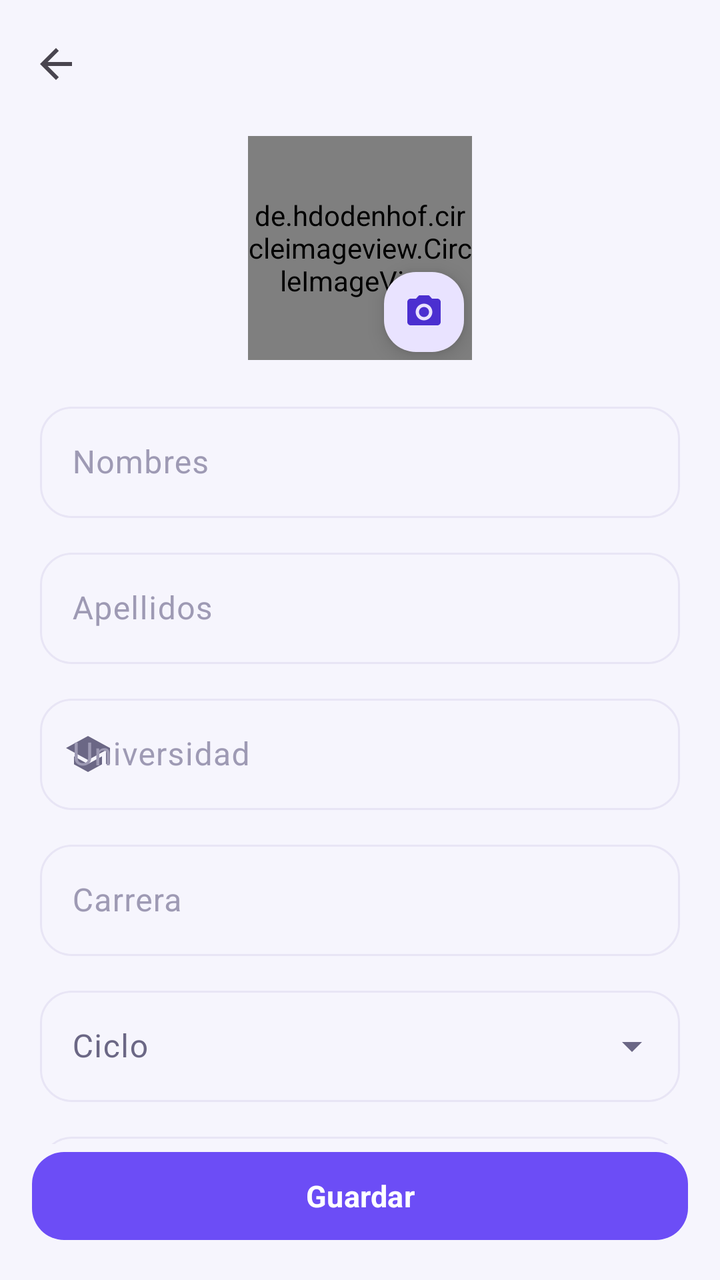
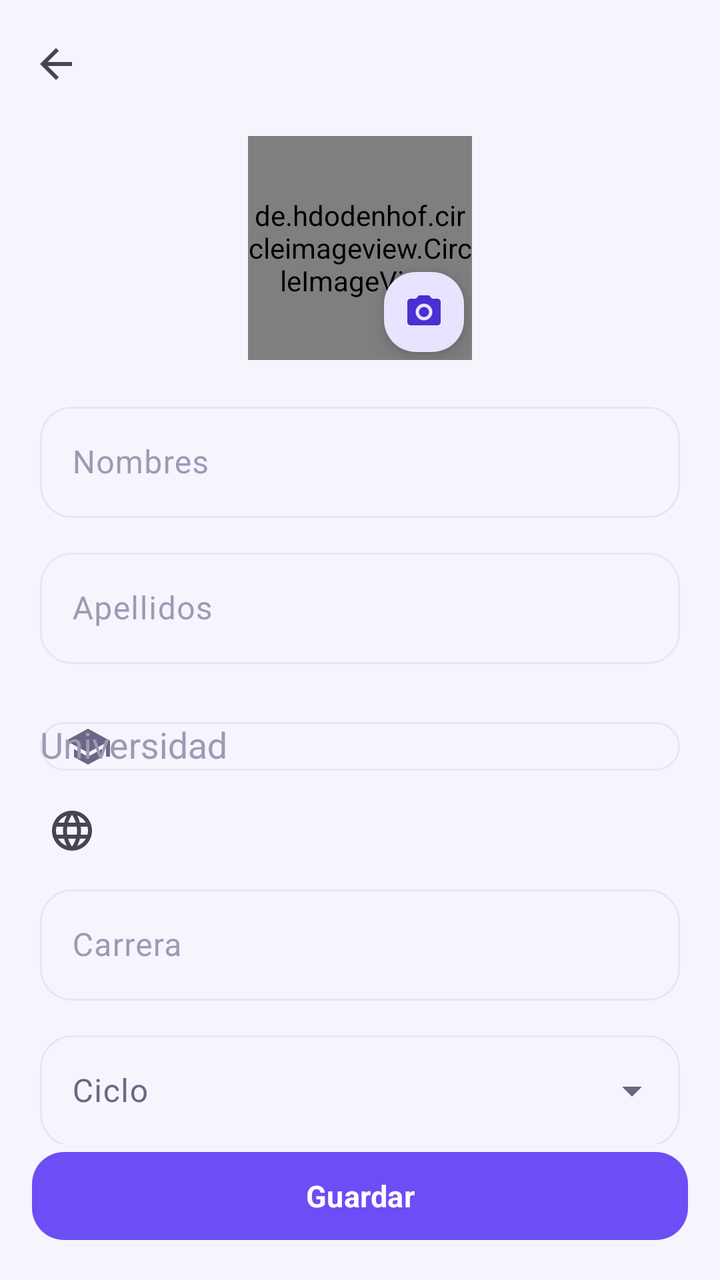

Screens rendered from an Android XML layout before and after an edit, with the pre-edit source and the edit as a unified diff.
<!-- AndroidManifest.xml: application theme Theme.SkillSwap -->
<!-- res/layout/activity_edit_profile.xml -->
<?xml version="1.0" encoding="utf-8"?>
<androidx.constraintlayout.widget.ConstraintLayout
    xmlns:android="http://schemas.android.com/apk/res/android"
    xmlns:app="http://schemas.android.com/apk/res-auto"
    android:layout_width="match_parent"
    android:layout_height="match_parent"
    android:background="?android:colorBackground">

    <include
        android:id="@+id/toolbarInc"
        layout="@layout/layout_toolbar"
        android:layout_width="match_parent"
        android:layout_height="wrap_content"
        app:layout_constraintTop_toTopOf="parent" />

    <androidx.core.widget.NestedScrollView
        android:layout_width="0dp"
        android:layout_height="0dp"
        android:clipToPadding="false"
        android:paddingBottom="24dp"
        app:layout_constraintBottom_toTopOf="@id/btnSave"
        app:layout_constraintEnd_toEndOf="parent"
        app:layout_constraintStart_toStartOf="parent"
        app:layout_constraintTop_toBottomOf="@id/toolbarInc">

        <LinearLayout
            android:layout_width="match_parent"
            android:layout_height="wrap_content"
            android:orientation="vertical"
            android:paddingStart="20dp"
            android:paddingEnd="20dp">

            <FrameLayout
                android:layout_width="wrap_content"
                android:layout_height="wrap_content"
                android:layout_gravity="center_horizontal"
                android:layout_marginTop="4dp">

                <de.hdodenhof.circleimageview.CircleImageView
                    android:id="@+id/imgAvatar"
                    android:layout_width="112dp"
                    android:layout_height="112dp"
                    android:src="@drawable/ic_avatar_placeholder"
                    app:civ_border_color="@color/brand_primary_container"
                    app:civ_border_width="3dp" />

                <com.google.android.material.floatingactionbutton.FloatingActionButton
                    android:id="@+id/fabPhoto"
                    android:layout_width="40dp"
                    android:layout_height="40dp"
                    android:layout_gravity="bottom|end"
                    android:contentDescription="@string/edit"
                    app:fabCustomSize="40dp"
                    app:maxImageSize="20dp"
                    app:srcCompat="@drawable/ic_camera" />
            </FrameLayout>

            <com.google.android.material.progressindicator.LinearProgressIndicator
                android:id="@+id/progressPhoto"
                style="@style/Widget.SkillSwap.Progress"
                android:layout_width="match_parent"
                android:layout_height="wrap_content"
                android:layout_marginTop="10dp"
                android:indeterminate="true"
                android:visibility="gone" />

            <com.google.android.material.textfield.TextInputLayout
                android:id="@+id/tilFirstName"
                style="@style/Widget.SkillSwap.TextInput"
                android:layout_width="match_parent"
                android:layout_height="wrap_content"
                android:layout_marginTop="18dp"
                android:hint="@string/hint_names">

                <com.google.android.material.textfield.TextInputEditText
                    android:id="@+id/edtFirstName"
                    android:layout_width="match_parent"
                    android:layout_height="wrap_content"
                    android:inputType="textPersonName|textCapWords" />
            </com.google.android.material.textfield.TextInputLayout>

            <com.google.android.material.textfield.TextInputLayout
                android:id="@+id/tilLastName"
                style="@style/Widget.SkillSwap.TextInput"
                android:layout_width="match_parent"
                android:layout_height="wrap_content"
                android:layout_marginTop="12dp"
                android:hint="@string/hint_lastnames">

                <com.google.android.material.textfield.TextInputEditText
                    android:id="@+id/edtLastName"
                    android:layout_width="match_parent"
                    android:layout_height="wrap_content"
                    android:inputType="textPersonName|textCapWords" />
            </com.google.android.material.textfield.TextInputLayout>

            <com.google.android.material.textfield.TextInputLayout
                android:id="@+id/tilUniversity"
                style="@style/Widget.SkillSwap.TextInput"
                android:layout_width="match_parent"
                android:layout_height="wrap_content"
                android:layout_marginTop="12dp"
                android:hint="@string/hint_university"
                app:startIconDrawable="@drawable/ic_school">

                <com.google.android.material.textfield.TextInputEditText
                    android:id="@+id/edtUniversity"
                    android:layout_width="match_parent"
                    android:layout_height="wrap_content"
                    android:inputType="textCapWords" />
            </com.google.android.material.textfield.TextInputLayout>

            <com.google.android.material.textfield.TextInputLayout
                android:id="@+id/tilCareer"
                style="@style/Widget.SkillSwap.TextInput"
                android:layout_width="match_parent"
                android:layout_height="wrap_content"
                android:layout_marginTop="12dp"
                android:hint="@string/hint_career">

                <com.google.android.material.textfield.TextInputEditText
                    android:id="@+id/edtCareer"
                    android:layout_width="match_parent"
                    android:layout_height="wrap_content"
                    android:inputType="textCapWords" />
            </com.google.android.material.textfield.TextInputLayout>

            <com.google.android.material.textfield.TextInputLayout
                android:id="@+id/tilCycle"
                style="@style/Widget.Material3.TextInputLayout.OutlinedBox.ExposedDropdownMenu"
                android:layout_width="match_parent"
                android:layout_height="wrap_content"
                android:layout_marginTop="12dp"
                android:hint="@string/hint_cycle">

                <com.google.android.material.textfield.MaterialAutoCompleteTextView
                    android:id="@+id/edtCycle"
                    android:layout_width="match_parent"
                    android:layout_height="wrap_content"
                    android:inputType="none" />
            </com.google.android.material.textfield.TextInputLayout>

            <com.google.android.material.textfield.TextInputLayout
                android:id="@+id/tilDescription"
                style="@style/Widget.SkillSwap.TextInput"
                android:layout_width="match_parent"
                android:layout_height="wrap_content"
                android:layout_marginTop="12dp"
                android:hint="@string/hint_description"
                app:counterEnabled="true"
                app:counterMaxLength="280">

                <com.google.android.material.textfield.TextInputEditText
                    android:id="@+id/edtDescription"
                    android:layout_width="match_parent"
                    android:layout_height="wrap_content"
                    android:gravity="top"
                    android:inputType="textMultiLine|textCapSentences"
                    android:maxLength="280"
                    android:minLines="3" />
            </com.google.android.material.textfield.TextInputLayout>

            <TextView
                android:layout_width="wrap_content"
                android:layout_height="wrap_content"
                android:layout_marginTop="18dp"
                android:text="@string/modality"
                android:textAppearance="@style/TextAppearance.SkillSwap.Section" />

            <com.google.android.material.chip.ChipGroup
                android:id="@+id/chipsModality"
                android:layout_width="match_parent"
                android:layout_height="wrap_content"
                android:layout_marginTop="6dp"
                app:singleSelection="true">

                <com.google.android.material.chip.Chip
                    android:id="@+id/chipPresencial"
                    style="@style/Widget.SkillSwap.Chip.Choice"
                    android:layout_width="wrap_content"
                    android:layout_height="wrap_content"
                    android:text="@string/modality_presencial" />

                <com.google.android.material.chip.Chip
                    android:id="@+id/chipVirtual"
                    style="@style/Widget.SkillSwap.Chip.Choice"
                    android:layout_width="wrap_content"
                    android:layout_height="wrap_content"
                    android:text="@string/modality_virtual" />

                <com.google.android.material.chip.Chip
                    android:id="@+id/chipBoth"
                    style="@style/Widget.SkillSwap.Chip.Choice"
                    android:layout_width="wrap_content"
                    android:layout_height="wrap_content"
                    android:text="@string/modality_both" />
            </com.google.android.material.chip.ChipGroup>

            <TextView
                android:layout_width="wrap_content"
                android:layout_height="wrap_content"
                android:layout_marginTop="18dp"
                android:text="@string/hint_availability"
                android:textAppearance="@style/TextAppearance.SkillSwap.Section" />

            <TextView
                android:layout_width="match_parent"
                android:layout_height="wrap_content"
                android:text="@string/help_availability"
                android:textAppearance="@style/TextAppearance.SkillSwap.Caption" />

            <com.google.android.material.chip.ChipGroup
                android:id="@+id/chipsAvailability"
                android:layout_width="match_parent"
                android:layout_height="wrap_content"
                android:layout_marginTop="6dp" />
        </LinearLayout>
    </androidx.core.widget.NestedScrollView>

    <com.google.android.material.button.MaterialButton
        android:id="@+id/btnSave"
        style="@style/Widget.SkillSwap.Button"
        android:layout_width="0dp"
        android:layout_height="wrap_content"
        android:layout_margin="16dp"
        android:text="@string/save"
        app:layout_constraintBottom_toBottomOf="parent"
        app:layout_constraintEnd_toEndOf="parent"
        app:layout_constraintStart_toStartOf="parent" />
</androidx.constraintlayout.widget.ConstraintLayout>
<!-- res/layout/layout_toolbar.xml (included above) -->
<?xml version="1.0" encoding="utf-8"?>
<com.google.android.material.appbar.MaterialToolbar
    xmlns:android="http://schemas.android.com/apk/res/android"
    xmlns:app="http://schemas.android.com/apk/res-auto"
    android:id="@+id/toolbar"
    style="@style/Widget.SkillSwap.Toolbar"
    android:layout_width="match_parent"
    android:layout_height="?attr/actionBarSize"
    app:navigationIcon="@drawable/ic_arrow_back"
    app:titleTextColor="?attr/colorOnSurface" />
<!-- resources referenced by this layout -->
<resources>
  <color name="brand_primary_container">#E9E3FF</color>
  <string name="edit">Editar</string>
  <string name="help_availability">Elige los bloques en los que puedes coordinar sesiones</string>
  <string name="hint_availability">Disponibilidad</string>
  <string name="hint_career">Carrera</string>
  <string name="hint_cycle">Ciclo</string>
  <string name="hint_description">Descripción</string>
  <string name="hint_lastnames">Apellidos</string>
  <string name="hint_names">Nombres</string>
  <string name="hint_university">Universidad</string>
  <string name="modality">Modalidad</string>
  <string name="modality_both">Ambas</string>
  <string name="modality_presencial">Presencial</string>
  <string name="modality_virtual">Virtual</string>
  <string name="save">Guardar</string>
  <style name="TextAppearance.SkillSwap.Caption" parent="TextAppearance.Material3.BodySmall">
          <item name="android:textSize">12sp</item>
          <item name="android:textColor">@color/text_tertiary</item>
      </style>
  <style name="Widget.SkillSwap.Progress" parent="Widget.Material3.LinearProgressIndicator">
          <item name="trackCornerRadius">8dp</item>
          <item name="trackThickness">8dp</item>
      </style>
  <style name="Theme.SkillSwap" parent="Base.Theme.SkillSwap" />
  <color name="text_tertiary">#9E9AB4</color>
  <color name="brand_primary">#6C4DF6</color>
  <color name="text_on_primary">#FFFFFF</color>
  <color name="brand_primary_dark">#4B2FD0</color>
  <color name="brand_secondary">#00D2B8</color>
  <color name="white">#FFFFFF</color>
  <color name="brand_secondary_container">#D2FBF4</color>
  <color name="brand_secondary_dark">#00A892</color>
  <color name="brand_accent">#FF6B6B</color>
  <color name="bg_app">#F6F5FD</color>
  <color name="bg_surface">#FFFFFF</color>
  <color name="bg_surface_variant">#F0EEFB</color>
  <color name="text_primary">#1B1533</color>
  <color name="text_secondary">#6B6785</color>
  <color name="divider">#E8E5F5</color>
  <color name="state_rejected">#EF4444</color>
  <style name="Widget.SkillSwap.Chip" parent="Widget.Material3.Chip.Assist">
          <item name="chipCornerRadius">14dp</item>
          <item name="android:textSize">12sp</item>
          <item name="chipMinHeight">32dp</item>
      </style>
  <dimen name="radius_md">20dp</dimen>
  <style name="TextAppearance.SkillSwap.NavActive" parent="TextAppearance.Material3.LabelMedium">
          <item name="android:textStyle">bold</item>
          <item name="android:textSize">11sp</item>
      </style>
  <style name="TextAppearance.SkillSwap.NavInactive" parent="TextAppearance.Material3.LabelMedium">
          <item name="android:textSize">11sp</item>
      </style>
  <!-- unchanged entries left out for length: 14 -->
</resources>

<!-- the commit's change to res/layout/activity_edit_profile.xml (unified diff, before → after) -->
@@ -103,12 +103,25 @@
                 android:hint="@string/hint_university"
                 app:startIconDrawable="@drawable/ic_school">
 
-                <com.google.android.material.textfield.TextInputEditText
+                
+                <com.google.android.material.textfield.MaterialAutoCompleteTextView
                     android:id="@+id/edtUniversity"
                     android:layout_width="match_parent"
                     android:layout_height="wrap_content"
+                    android:completionThreshold="3"
                     android:inputType="textCapWords" />
             </com.google.android.material.textfield.TextInputLayout>
+
+            
+            <TextView
+                android:id="@+id/txtCountryInfo"
+                android:layout_width="match_parent"
+                android:layout_height="wrap_content"
+                android:layout_marginStart="4dp"
+                android:layout_marginTop="6dp"
+                android:drawablePadding="8dp"
+                android:textAppearance="@style/TextAppearance.SkillSwap.Caption"
+                app:drawableStartCompat="@drawable/ic_language" />
 
             <com.google.android.material.textfield.TextInputLayout
                 android:id="@+id/tilCareer"
<!-- resource entries referenced after the edit -->
@@ -1,6 +1,17 @@
 <!-- resources referenced by this layout -->
 <resources>
   <color name="brand_primary_container">#E9E3FF</color>
+  <!-- drawable ic_language (drawable) -->
+  <vector xmlns:android="http://schemas.android.com/apk/res/android"
+      android:width="24dp"
+      android:height="24dp"
+      android:viewportWidth="24"
+      android:viewportHeight="24"
+      android:tint="?attr/colorControlNormal">
+      <path
+          android:fillColor="@android:color/white"
+          android:pathData="M11.99,2C6.47,2 2,6.48 2,12s4.47,10 9.99,10C17.52,22 22,17.52 22,12S17.52,2 11.99,2zM18.92,8h-2.95c-0.32,-1.25 -0.78,-2.45 -1.38,-3.56 1.84,0.63 3.37,1.91 4.33,3.56zM12,4.04c0.83,1.2 1.48,2.53 1.91,3.96h-3.82c0.43,-1.43 1.08,-2.76 1.91,-3.96zM4.26,14C4.1,13.36 4,12.69 4,12s0.1,-1.36 0.26,-2h3.38c-0.08,0.66 -0.14,1.32 -0.14,2s0.06,1.34 0.14,2H4.26zM5.08,16h2.95c0.32,1.25 0.78,2.45 1.38,3.56 -1.84,-0.63 -3.37,-1.9 -4.33,-3.56zM8.03,8H5.08c0.96,-1.66 2.49,-2.93 4.33,-3.56C8.81,5.55 8.35,6.75 8.03,8zM12,19.96c-0.83,-1.2 -1.48,-2.53 -1.91,-3.96h3.82c-0.43,1.43 -1.08,2.76 -1.91,3.96zM14.34,14H9.66c-0.09,-0.66 -0.16,-1.32 -0.16,-2s0.07,-1.35 0.16,-2h4.68c0.09,0.65 0.16,1.32 0.16,2s-0.07,1.34 -0.16,2zM14.59,19.56c0.6,-1.11 1.06,-2.31 1.38,-3.56h2.95c-0.96,1.65 -2.49,2.93 -4.33,3.56zM16.36,14c0.08,-0.66 0.14,-1.32 0.14,-2s-0.06,-1.34 -0.14,-2h3.38c0.16,0.64 0.26,1.31 0.26,2s-0.1,1.36 -0.26,2h-3.38z" />
+  </vector>
   <string name="edit">Editar</string>
   <string name="help_availability">Elige los bloques en los que puedes coordinar sesiones</string>
   <string name="hint_availability">Disponibilidad</string>
